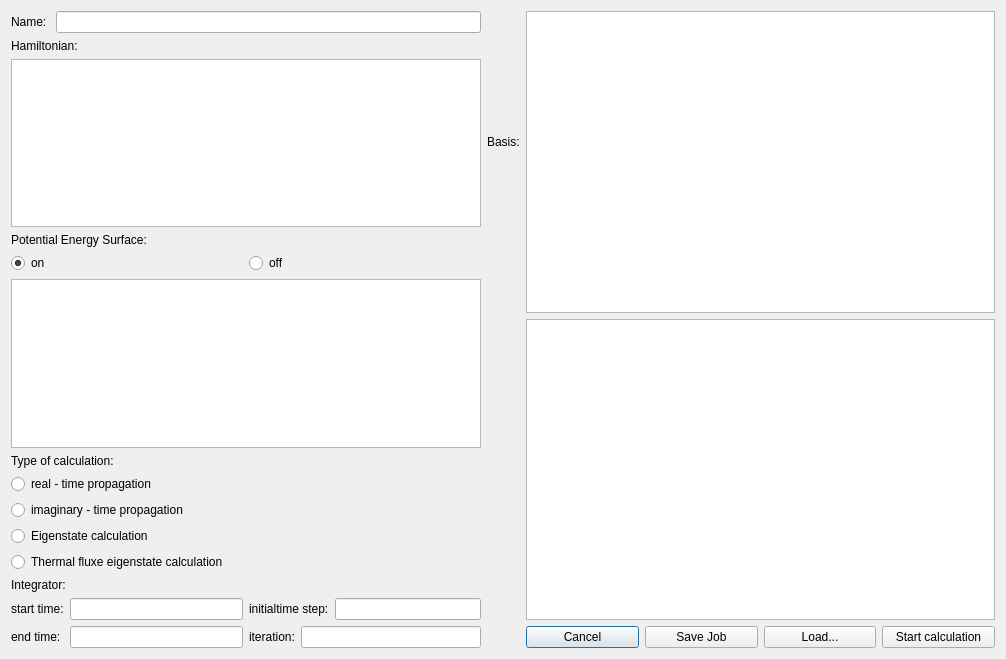
pietiep/Qt-with-Python, file GUI/dialogA.ui: the form before one commit.
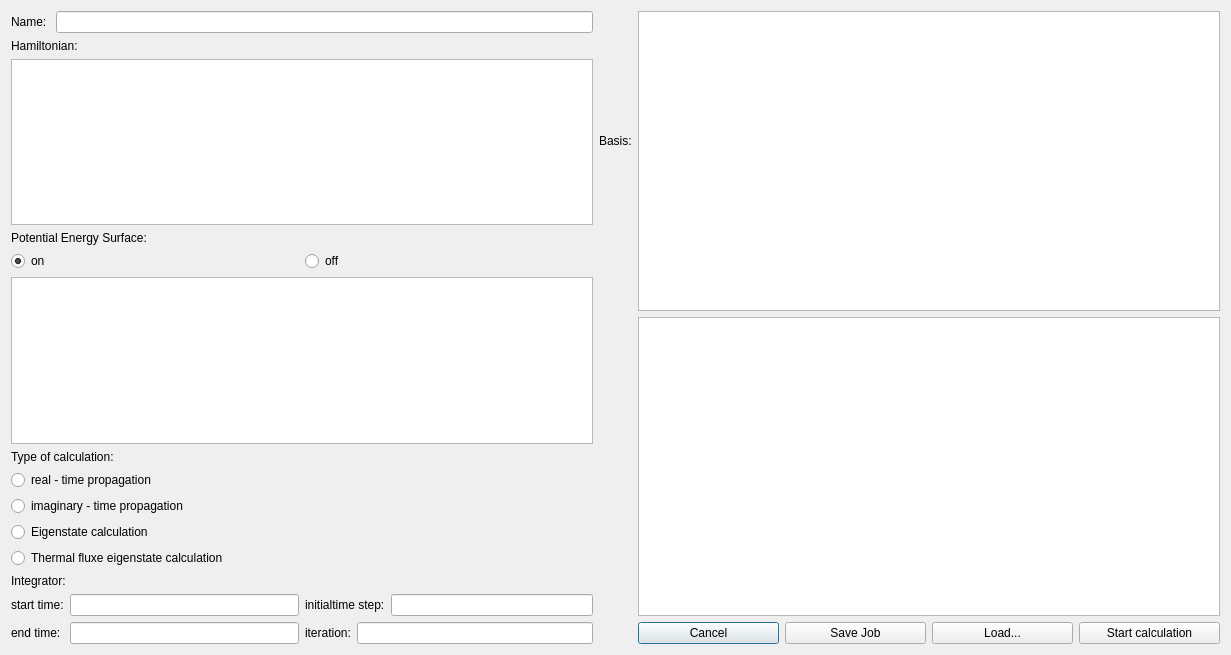
The form after the commit.

```diff
--- a/GUI/dialogA.ui
+++ b/GUI/dialogA.ui
@@ -9,8 +9,8 @@
    <rect>
     <x>0</x>
     <y>0</y>
-    <width>1006</width>
-    <height>659</height>
+    <width>1231</width>
+    <height>655</height>
    </rect>
   </property>
   <property name="contextMenuPolicy">
```
